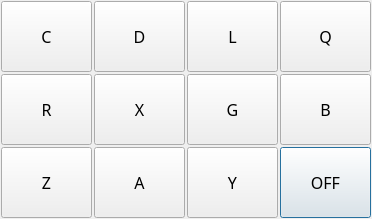
caicaiking/WKEFactoryView2014, file MeterMode/dlg4300FunctionMinor.ui: the form before one commit.
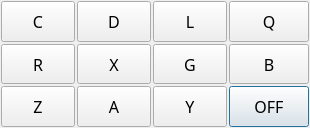
The form after the commit.

```diff
--- a/MeterMode/dlg4300FunctionMinor.ui
+++ b/MeterMode/dlg4300FunctionMinor.ui
@@ -6,8 +6,8 @@
    <rect>
     <x>0</x>
     <y>0</y>
-    <width>372</width>
-    <height>219</height>
+    <width>310</width>
+    <height>128</height>
    </rect>
   </property>
   <property name="windowTitle">
```
